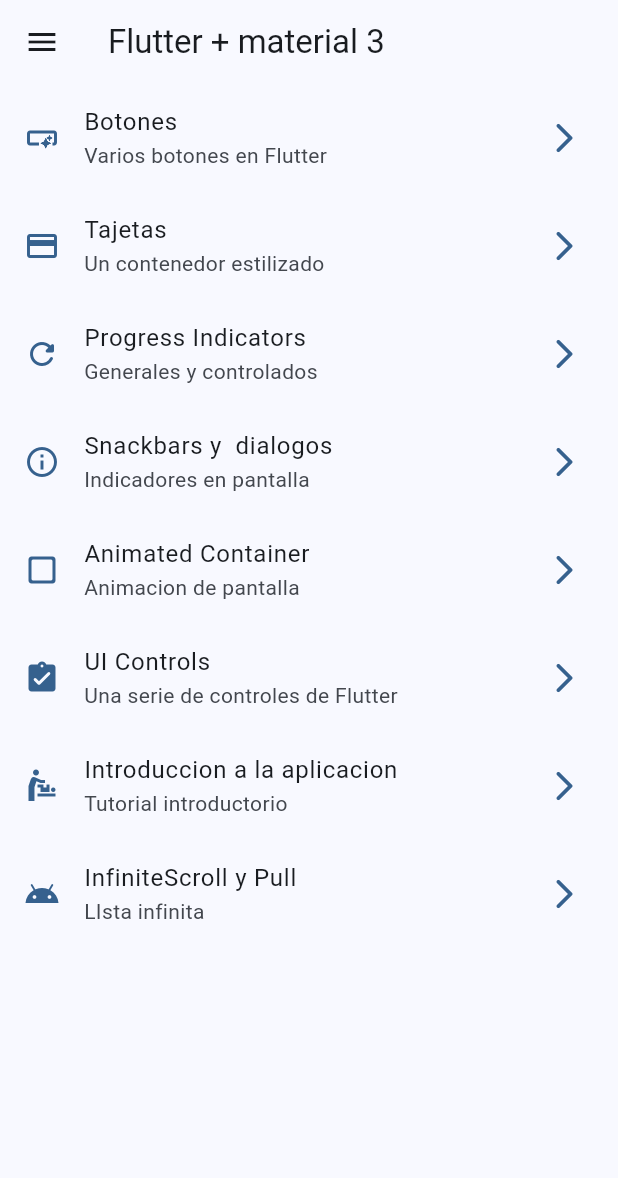
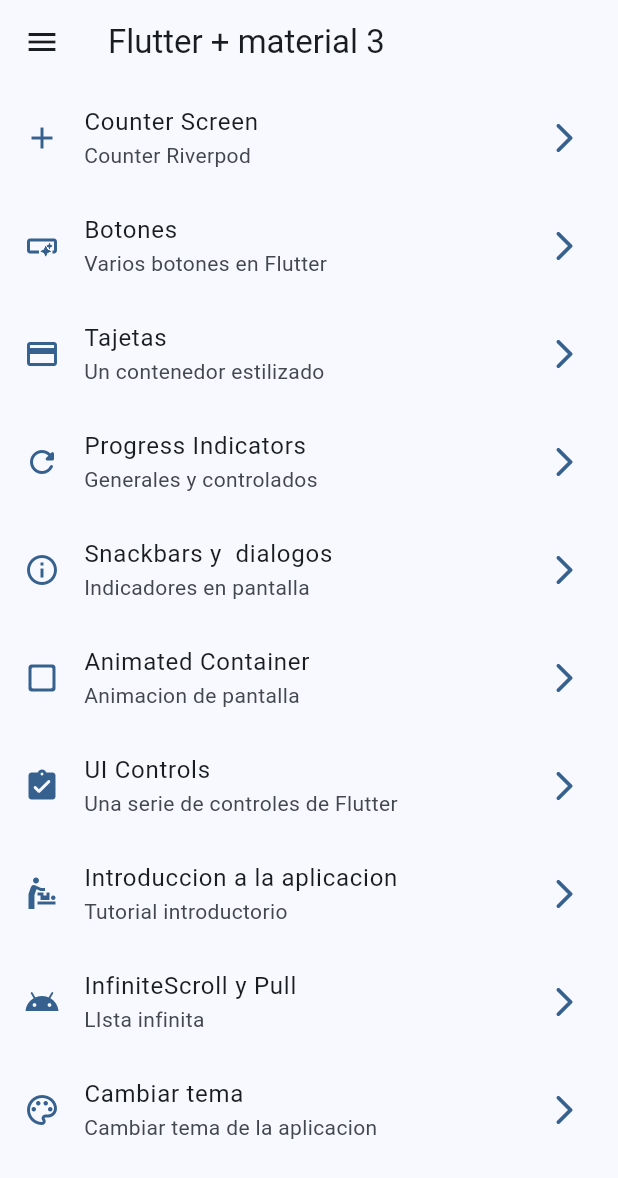
Before and after one commit to Freddy009L/widgets_app, a Flutter app: the screen it shows after launch, on a phone screen of 412 x 824 dp. Shown: the top 1178 px of the screen. Run offline on Flutter 3.47's test engine with Material 3 defaults, Android fonts, the phone set to English and light mode, and no system bars; our stand-ins replace flutter_riverpod, go_router, riverpod.

```diff
--- a/lib/config/menu/menu_iitems.dart
+++ b/lib/config/menu/menu_iitems.dart
@@ -16,6 +16,13 @@ class MenuIitems {
 }
 
 const appMeniItems = <MenuIitems>[
+
+MenuIitems(
+  title: 'Counter Screen',
+  subTitle: 'Counter Riverpod',
+  link: '/counter',
+  icon: Icons.add
+),
 
  MenuIitems(
   title: 'Botones',
@@ -72,4 +79,12 @@ MenuIitems(
   link: '/infinite',
   icon: Icons.android_rounded
 ),
+
+MenuIitems(
+  title: 'Cambiar tema',
+  subTitle: 'Cambiar tema de la aplicacion',
+  link: '/theme-changer',
+  icon: Icons.color_lens_outlined
+),
+
 ];
--- a/lib/config/router/app_router.dart
+++ b/lib/config/router/app_router.dart
@@ -1,4 +1,5 @@
 import 'package:go_router/go_router.dart';
+import 'package:widgets_app/presentation/screens/counter/counter_screen.dart';
 import 'package:widgets_app/presentation/screens/sccrens.dart';
 
 final appRouter = GoRouter(
@@ -50,5 +51,15 @@ final appRouter = GoRouter(
       name: InfinitScrollScreens.name,
       builder: (context, state) => InfinitScrollScreens(),
       ),
+       GoRoute(
+      path: '/counter',
+      name: CounterScreen.name,
+      builder: (context, state) => CounterScreen(),
+      ),
+       GoRoute(
+      path: '/theme-changer',
+      name: ThemeChangerScreen.name,
+      builder: (context, state) => ThemeChangerScreen(),
+      ),
   ],
 );
--- a/lib/presentation/screens/sccrens.dart
+++ b/lib/presentation/screens/sccrens.dart
@@ -1,3 +1,5 @@
+export 'package:widgets_app/presentation/screens/theme_changer/theme_changer_screen.dart';
+export 'package:widgets_app/presentation/screens/counter/counter_screen.dart';
 export 'package:widgets_app/presentation/animated/animated_screens.dart';
 export 'package:widgets_app/presentation/animated/app_tutorial/app_tutorial_screens.dart';
 export 'package:widgets_app/presentation/animated/infinite_scroll/infinite_scroll_screens.dart';
--- a/pubspec.yaml
+++ b/pubspec.yaml
@@ -9,7 +9,9 @@ environment:
 dependencies:
   flutter:
     sdk: flutter
+  flutter_riverpod: ^3.0.3
   go_router: ^17.0.0
+  riverpod: ^3.0.3
 
 dev_dependencies:
   flutter_test:
```
Also changed, not shown: lib/main.dart (+8 -1 lines), lib/presentation/providers/counter_provider.dart (added, +7 -0 lines), lib/presentation/providers/theme_provider.dart (added, +10 -0 lines), lib/presentation/screens/counter/counter_screen.dart (added, +43 -0 lines), lib/presentation/screens/theme_changer/theme_changer_screen.dart (added, +57 -0 lines), pubspec.lock.
